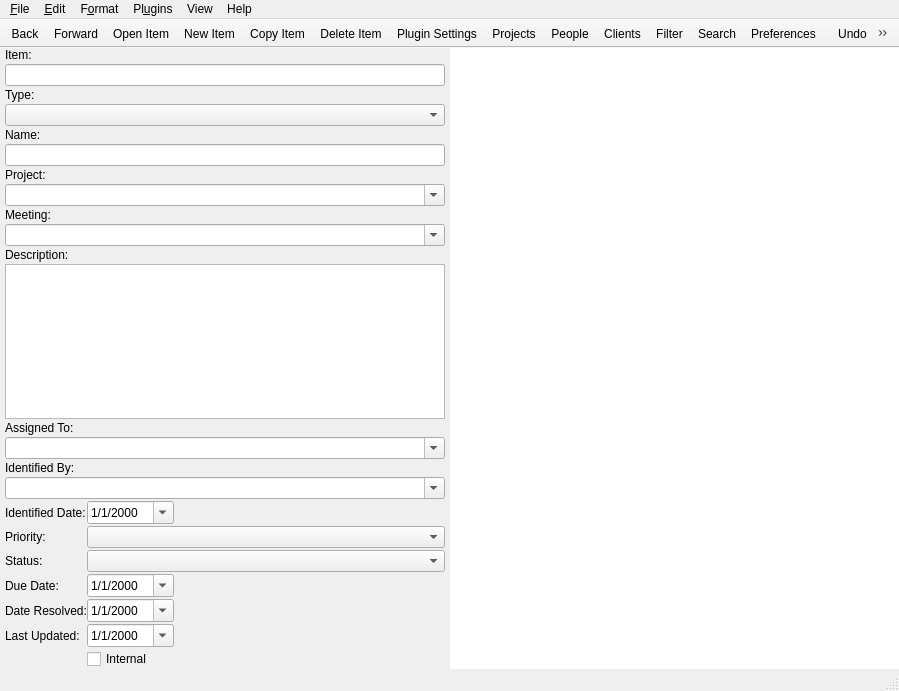
First picture: the form in mainwindow.ui, repository kestermckinney/ProjectNotes, before the edit.
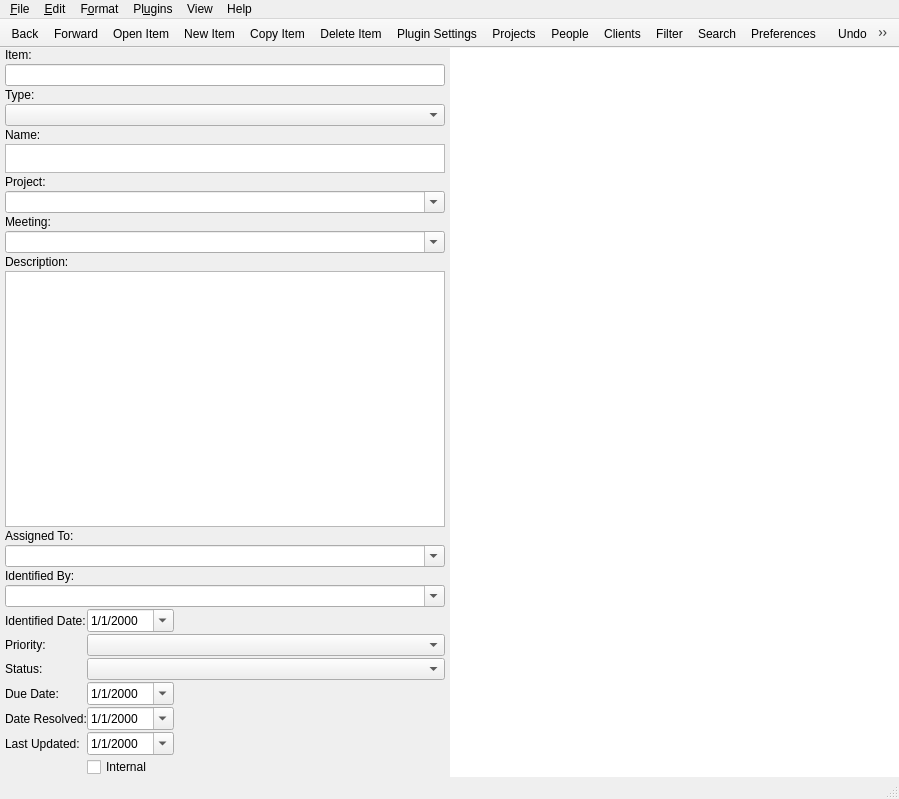
Second picture: the form after the edit. The open tabs and pages were chosen to show the change. Icons and pictures are not drawn. Custom widgets are drawn as their Qt base class.

Commit message: Added Find - Replace on TextEdit PlainTextEdit still broken

```diff
--- a/mainwindow.ui
+++ b/mainwindow.ui
@@ -7,7 +7,7 @@
     <x>0</x>
     <y>0</y>
     <width>866</width>
-    <height>691</height>
+    <height>799</height>
    </rect>
   </property>
   <property name="windowTitle">
@@ -1065,8 +1065,26 @@
              </widget>
             </item>
             <item>
-             <widget class="QLineEdit" name="lineEditName">
-              <property name="frame">
+             <widget class="PNPlainTextEdit" name="plainTextEditName">
+              <property name="sizePolicy">
+               <sizepolicy hsizetype="Expanding" vsizetype="Fixed">
+                <horstretch>0</horstretch>
+                <verstretch>0</verstretch>
+               </sizepolicy>
+              </property>
+              <property name="maximumSize">
+               <size>
+                <width>16777215</width>
+                <height>29</height>
+               </size>
+              </property>
+              <property name="sizeAdjustPolicy">
+               <enum>QAbstractScrollArea::AdjustIgnored</enum>
+              </property>
+              <property name="tabChangesFocus">
+               <bool>true</bool>
+              </property>
+              <property name="frame" stdset="0">
                <bool>true</bool>
               </property>
              </widget>
@@ -2508,6 +2526,11 @@
    <extends>QPlainTextEdit</extends>
    <header location="global">pnplaintextedit.h</header>
   </customwidget>
+  <customwidget>
+   <class>PNTextEdit</class>
+   <extends>QTextEdit</extends>
+   <header location="global">pntextedit.h</header>
+  </customwidget>
  </customwidgets>
  <resources>
   <include location="Resources.qrc"/>
```
Left out of the diff: 43 changed lines with no effect on the pictures. The commit also changes 17 other files.
